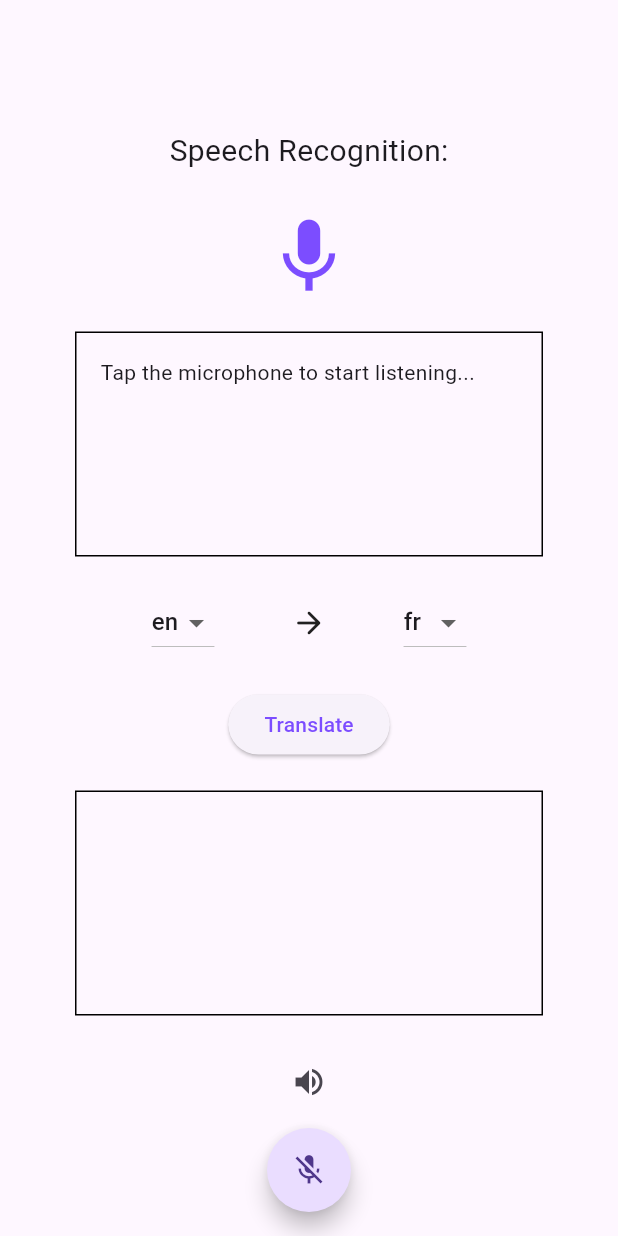
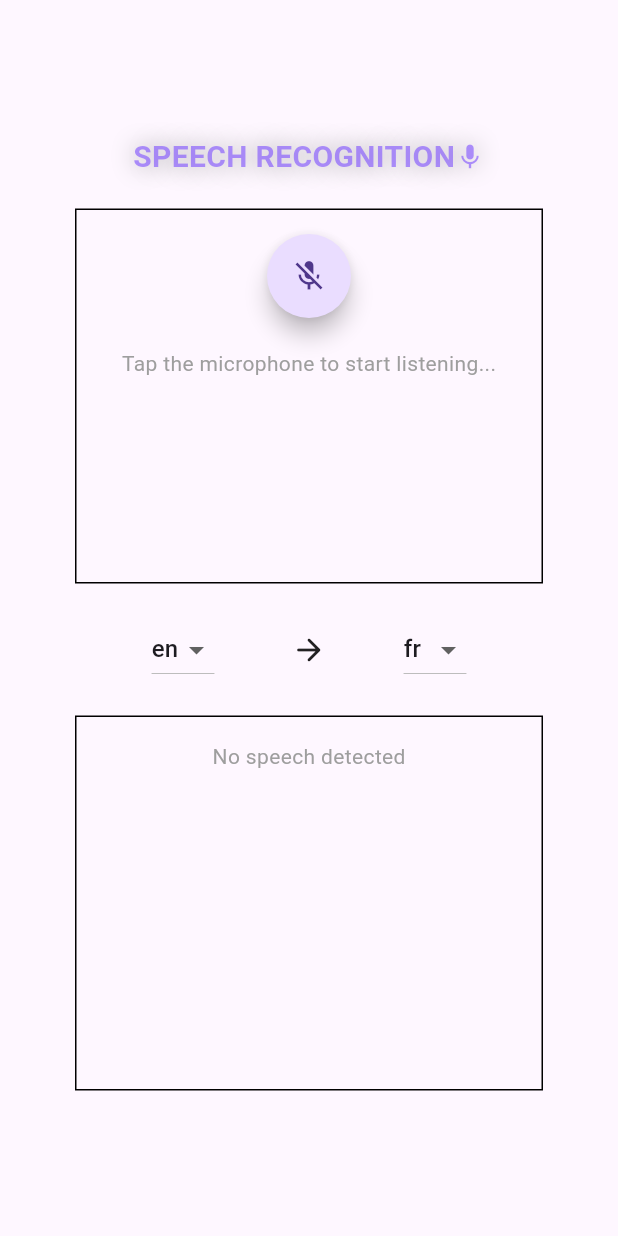
Before and after one commit to lidan-id/Tugas-Uas-AI, a Flutter app: the screen it shows after launch, on a phone screen of 412 x 824 dp. Run offline on Flutter 3.47's test engine with Material 3 defaults, Android fonts, the phone set to English and light mode, and no system bars; drawn by our look-alikes of avatar_glow; our stand-ins replace flutter_tts, speech_to_text; missing offline and left inert: translator.

```diff
--- a/lib/pages/home_page.dart
+++ b/lib/pages/home_page.dart
@@ -6,20 +6,20 @@ import 'package:speech_to_text/speech_to_text.dart';
 import 'package:translator/translator.dart';
 
 class MyHomePage extends StatefulWidget {
-  MyHomePage({Key? key}) : super(key: key);
+  const MyHomePage({super.key});
 
   @override
   _MyHomePageState createState() => _MyHomePageState();
 }
 
 class _MyHomePageState extends State<MyHomePage> {
-  String dropDownButtonValue = 'Inggris';
-  SpeechToText _speechToText = SpeechToText();
+  final GoogleTranslator translator = GoogleTranslator();
+  final SpeechToText _speechToText = SpeechToText();
+  // String dropDownButtonValue = 'Inggris';
   bool _speechEnabled = false;
   String _lastWords = '';
   String resultSpeech = '';
   String resultTranslate = '';
-  final translator = GoogleTranslator();
   String inputLanguage = 'en';
   String outputLanguage = 'fr';
   Future<void> translateText() async {
@@ -36,6 +36,13 @@ class _MyHomePageState extends State<MyHomePage> {
     await flutterTts.setLanguage(ttsLanguage);
     await flutterTts.setPitch(1);
     await flutterTts.speak(text);
+  }
+
+  bool _isTranslateVoice = false;
+  void _translateVoice() {
+    setState(() {
+      _isTranslateVoice = !_isTranslateVoice;
+    });
   }
 
   @override
@@ -63,7 +70,9 @@ class _MyHomePageState extends State<MyHomePage> {
   void _stopListening() async {
     resultSpeech = _lastWords;
     await _speechToText.stop();
-    setState(() {});
+    setState(() {
+      translateText();
+    });
   }
 
   /// This is the callback that the SpeechToText plugin calls when
@@ -79,41 +88,72 @@ class _MyHomePageState extends State<MyHomePage> {
     return Scaffold(
       body: Center(
         child: Padding(
-          padding: EdgeInsets.only(top: 70, left: 50, right: 50),
+          padding: const EdgeInsets.only(top: 70, left: 50, right: 50),
           child: Column(
             mainAxisAlignment: MainAxisAlignment.start,
-            children: <Widget>[
-              Container(
-                padding: EdgeInsets.all(16),
-                child: Text(
-                  'Speech Recognition:',
-                  style: TextStyle(fontSize: 20.0),
+            children: [
+              const NamaAplikasi(),
+              bagianInputSpeech(context),
+              bagianSelectLanguage(),
+              bagianTranslateOutput(context)
+            ],
           ),
         ),
-              SizedBox(
-                height: 10,
       ),
-              Icon(
-                Icons.mic,
-                size: 60,
-                color: Colors.deepPurpleAccent,
+      // floatingActionButton: AvatarGlow(
+      //   animate: _speechToText.isListening,
+      //   glowColor: Colors.grey,
+      //   child: FloatingActionButton(
+      //     shape:
+      //         RoundedRectangleBorder(borderRadius: BorderRadius.circular(100)),
+      //     onPressed:
+      //         // If not yet listening for speech start, otherwise stop
+      //         _speechToText.isNotListening ? _startListening : _stopListening,
+      //     tooltip: 'Listen',
+      //     child: Icon(_speechToText.isNotListening ? Icons.mic_off : Icons.mic),
+      //   ),
+      // ),
+      // floatingActionButtonLocation: FloatingActionButtonLocation.centerFloat,
+    );
+  }
+
+  Column bagianInputSpeech(BuildContext context) {
+    return Column(
+      children: [
+        Container(
+          width: MediaQuery.of(context).size.width,
+          height: 250,
+          decoration: BoxDecoration(border: Border.all(color: Colors.black)),
+          padding: const EdgeInsets.all(16),
+          child: SingleChildScrollView(
+            child: Column(
+              children: [
+                AvatarGlow(
+                  animate: _speechToText.isListening,
+                  glowColor: Colors.grey,
+                  child: FloatingActionButton(
+                    shape: RoundedRectangleBorder(
+                        borderRadius: BorderRadius.circular(100)),
+                    onPressed:
+                        // If not yet listening for speech start, otherwise stop
+                        _speechToText.isNotListening
+                            ? _startListening
+                            : _stopListening,
+                    tooltip: 'Listen',
+                    child: Icon(_speechToText.isNotListening
+                        ? Icons.mic_off
+                        : Icons.mic),
                   ),
-              SizedBox(
+                ),
+                const SizedBox(
                   height: 20,
                 ),
-              Container(
-                width: MediaQuery.of(context).size.width,
-                height: 150,
-                decoration:
-                    BoxDecoration(border: Border.all(color: Colors.black)),
-                padding: EdgeInsets.all(16),
-                child: SingleChildScrollView(
-                  child: Text(
+                Text(
                   // If listening is active show the recognized words
                   _speechToText.isListening
-                        ? '$_lastWords'
+                      ? _lastWords
                       : resultSpeech != ''
-                            ? '$resultSpeech'
+                          ? resultSpeech
                           // If listening isn't active but could be tell the user
                           // how to start it, otherwise indicate that speech
                           // recognition is not yet ready or not supported on
@@ -121,13 +161,22 @@ class _MyHomePageState extends State<MyHomePage> {
                           : _speechEnabled
                               ? 'Tap the microphone to start listening...'
                               : 'Speech not available',
+                  style: TextStyle(
+                      color: resultSpeech.isEmpty ? Colors.grey : Colors.black),
+                ),
+              ],
             ),
           ),
         ),
-              SizedBox(
+        const SizedBox(
           height: 20,
         ),
-              Row(
+      ],
+    );
+  }
+
+  Row bagianSelectLanguage() {
+    return Row(
       mainAxisAlignment: MainAxisAlignment.spaceEvenly,
       children: [
         DropdownButton<String>(
@@ -147,7 +196,7 @@ class _MyHomePageState extends State<MyHomePage> {
                       ))
               .toList(),
         ),
-                  Icon(Icons.arrow_forward_rounded),
+        const Icon(Icons.arrow_forward_rounded),
         DropdownButton<String>(
           value: outputLanguage,
           onChanged: (newValue) {
@@ -155,17 +204,22 @@ class _MyHomePageState extends State<MyHomePage> {
               outputLanguage = newValue!;
               if (outputLanguage == 'en') {
                 ttsLanguage = 'en-US';
-                        } else if (outputLanguage == "fr") {
+              }
+              if (outputLanguage == "fr") {
                 ttsLanguage = "fr-FR";
-                        } else if (outputLanguage == "es") {
+              }
+              if (outputLanguage == "es") {
                 ttsLanguage = "es-ES";
-                        } else if (outputLanguage == "de") {
+              }
+              if (outputLanguage == "de") {
                 ttsLanguage = "de-DE";
-                        } else {
+              }
+              if (outputLanguage == "id") {
                 ttsLanguage = "id-ID";
               }
             });
-                      print(ttsLanguage);
+            translateText();
+            debugPrint(ttsLanguage);
           },
           items: <String>['en', 'fr', 'es', 'de', 'id']
               .map<DropdownMenuItem<String>>(
@@ -178,59 +232,109 @@ class _MyHomePageState extends State<MyHomePage> {
               .toList(),
         ),
       ],
-              ),
-              SizedBox(
+    );
+  }
+
+  Column bagianTranslateOutput(BuildContext context) {
+    return Column(
+      children: [
+        const SizedBox(
           height: 20,
         ),
-              ElevatedButton(
-                  style: ElevatedButton.styleFrom(
-                      foregroundColor: Colors.deepPurpleAccent),
-                  onPressed: () {
-                    translateText();
+        // ElevatedButton(
+        //     style: ElevatedButton.styleFrom(
+        //         foregroundColor: Colors.deepPurpleAccent),
+        //     onPressed: () {
+        //       translateText();
+        //     },
+        //     child: const Text(
+        //       'Translate',
+        //     )),
+        // const SizedBox(
+        //   height: 20,
+        // ),
+        Container(
+          width: MediaQuery.of(context).size.width,
+          height: 250,
+          decoration: BoxDecoration(border: Border.all(color: Colors.black)),
+          padding: const EdgeInsets.all(16),
+          child: SingleChildScrollView(
+            child: resultTranslate.isEmpty
+                ? const Column(children: [
+                    Text(
+                      "No speech detected",
+                      style: TextStyle(color: Colors.grey),
+                    )
+                  ])
+                : Column(
+                    children: [
+                      AvatarGlow(
+                        animate: _isTranslateVoice,
+                        glowColor: Colors.grey,
+                        child: FloatingActionButton(
+                          shape: RoundedRectangleBorder(
+                              borderRadius: BorderRadius.circular(100)),
+                          onPressed: () async {
+                            _translateVoice();
+                            await speak(resultTranslate);
+                            Future.delayed(
+                                const Duration(seconds: 3), _translateVoice);
                           },
-                  child: Text(
-                    'Translate',
-                  )),
-              SizedBox(
+                          tooltip: 'Speak',
+                          child: const Icon(Icons.volume_up),
+                        ),
+                      ),
+                      const SizedBox(
                         height: 20,
                       ),
-              Container(
-                width: MediaQuery.of(context).size.width,
-                height: 150,
-                decoration:
-                    BoxDecoration(border: Border.all(color: Colors.black)),
-                padding: EdgeInsets.all(16),
-                child: SingleChildScrollView(
-                  child: Text(resultTranslate),
-                ),
-              ),
-              SizedBox(
-                height: 20,
-              ),
-              IconButton(
-                  onPressed: () {
-                    speak(resultTranslate);
-                  },
-                  icon: Icon(Icons.volume_up))
+                      Text(
+                        resultTranslate,
+                        style: const TextStyle(color: Colors.black),
+                      )
                     ],
                   ),
           ),
         ),
-      floatingActionButton: AvatarGlow(
-        animate: _speechToText.isListening,
-        glowColor: Colors.grey,
-        child: FloatingActionButton(
-          shape:
-              RoundedRectangleBorder(borderRadius: BorderRadius.circular(100)),
-          onPressed:
-              // If not yet listening for speech start, otherwise stop
-              _speechToText.isNotListening ? _startListening : _stopListening,
-          tooltip: 'Listen',
-          child: Icon(_speechToText.isNotListening ? Icons.mic_off : Icons.mic),
+        const SizedBox(
+          height: 20,
         ),
-      ),
-      floatingActionButtonLocation: FloatingActionButtonLocation.centerFloat,
+      ],
     );
   }
 }
-// _speechToText.isNotListening ? _startListening : _stopListening,
+
+class NamaAplikasi extends StatelessWidget {
+  const NamaAplikasi({
+    super.key,
+  });
+
+  @override
+  Widget build(BuildContext context) {
+    return Row(
+      mainAxisAlignment: MainAxisAlignment.center,
+      children: [
+        Container(
+          padding: const EdgeInsets.symmetric(vertical: 20),
+          child: Text(
+            'SPEECH RECOGNITION',
+            style: TextStyle(
+              shadows: const [Shadow(blurRadius: 20, color: Colors.grey)],
+              fontWeight: FontWeight.bold,
+              color: Colors.deepPurpleAccent.withOpacity(0.6),
+              fontSize: 20.0,
+            ),
+          ),
+        ),
+        Icon(
+          Icons.mic,
+          size: 20,
+          shadows: const [Shadow(blurRadius: 20, color: Colors.grey)],
+          color: Colors.deepPurpleAccent.withOpacity(0.6),
+        ),
+        const SizedBox(
+          height: 20,
+        ),
+      ],
+    );
+  }
+}
```
Lines whose indentation alone changed are shown as unchanged.
